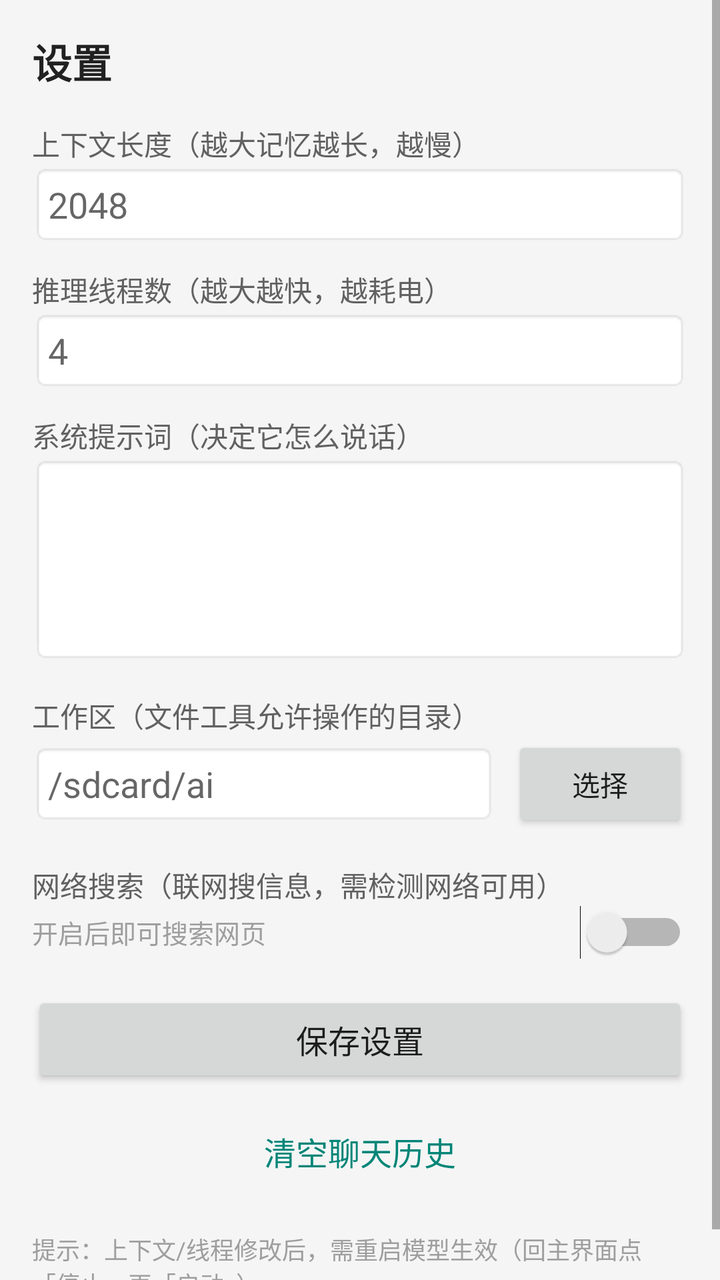
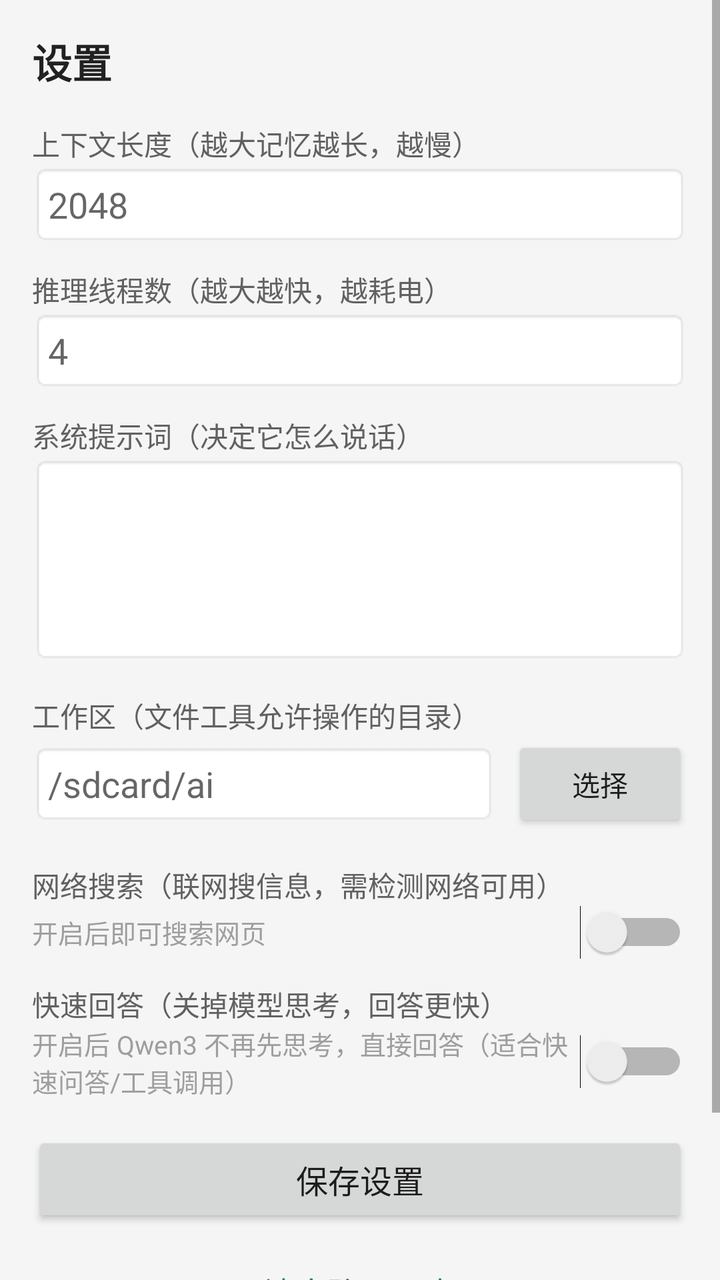

An Android layout rendered at two revisions. The XML below is the earlier revision; the diff shows what the commit changed to produce the second picture.
<!-- AndroidManifest.xml: application theme Theme.AppCompat.Light.NoActionBar -->
<!-- res/layout/activity_settings.xml -->
<?xml version="1.0" encoding="utf-8"?>
<ScrollView xmlns:android="http://schemas.android.com/apk/res/android"
    android:layout_width="match_parent"
    android:layout_height="match_parent"
    android:background="#F5F5F5">

    <LinearLayout
        android:layout_width="match_parent"
        android:layout_height="wrap_content"
        android:orientation="vertical"
        android:padding="16dp">

        <TextView
            android:layout_width="wrap_content"
            android:layout_height="wrap_content"
            android:text="设置"
            android:textSize="20sp"
            android:textStyle="bold"
            android:textColor="#212121"
            android:layout_marginBottom="16dp" />

        
        <TextView
            android:layout_width="wrap_content"
            android:layout_height="wrap_content"
            android:text="上下文长度（越大记忆越长，越慢）"
            android:textSize="14sp"
            android:textColor="#616161" />

        <EditText
            android:id="@+id/etCtx"
            android:layout_width="match_parent"
            android:layout_height="wrap_content"
            android:inputType="number"
            android:hint="2048"
            android:padding="8dp"
            android:layout_marginBottom="12dp"
            android:background="@android:drawable/editbox_background" />

        
        <TextView
            android:layout_width="wrap_content"
            android:layout_height="wrap_content"
            android:text="推理线程数（越大越快，越耗电）"
            android:textSize="14sp"
            android:textColor="#616161" />

        <EditText
            android:id="@+id/etThreads"
            android:layout_width="match_parent"
            android:layout_height="wrap_content"
            android:inputType="number"
            android:hint="4"
            android:padding="8dp"
            android:layout_marginBottom="12dp"
            android:background="@android:drawable/editbox_background" />

        
        <TextView
            android:layout_width="wrap_content"
            android:layout_height="wrap_content"
            android:text="系统提示词（决定它怎么说话）"
            android:textSize="14sp"
            android:textColor="#616161" />

        <EditText
            android:id="@+id/etPrompt"
            android:layout_width="match_parent"
            android:layout_height="wrap_content"
            android:inputType="textMultiLine"
            android:minLines="4"
            android:maxLines="8"
            android:gravity="top"
            android:padding="8dp"
            android:layout_marginBottom="16dp"
            android:background="@android:drawable/editbox_background" />

        
        <TextView
            android:layout_width="wrap_content"
            android:layout_height="wrap_content"
            android:text="工作区（文件工具允许操作的目录）"
            android:textSize="14sp"
            android:textColor="#616161" />

        <LinearLayout
            android:layout_width="match_parent"
            android:layout_height="wrap_content"
            android:orientation="horizontal"
            android:gravity="center_vertical"
            android:layout_marginBottom="16dp">

            <EditText
                android:id="@+id/etWorkspace"
                android:layout_width="0dp"
                android:layout_height="wrap_content"
                android:layout_weight="1"
                android:inputType="text"
                android:hint="/sdcard/ai"
                android:padding="8dp"
                android:background="@android:drawable/editbox_background" />

            <Button
                android:id="@+id/btnPickWorkspace"
                android:layout_width="wrap_content"
                android:layout_height="wrap_content"
                android:text="选择"
                android:layout_marginStart="8dp" />
        </LinearLayout>
        
        <TextView
            android:layout_width="wrap_content"
            android:layout_height="wrap_content"
            android:text="网络搜索（联网搜信息，需检测网络可用）"
            android:textSize="14sp"
            android:textColor="#616161" />
        <LinearLayout
            android:layout_width="match_parent"
            android:layout_height="wrap_content"
            android:orientation="horizontal"
            android:gravity="center_vertical"
            android:layout_marginBottom="16dp">
            <TextView
                android:layout_width="0dp"
                android:layout_height="wrap_content"
                android:layout_weight="1"
                android:text="开启后即可搜索网页"
                android:textSize="13sp"
                android:textColor="#9E9E9E" />
            <Switch
                android:id="@+id/swWebSearch"
                android:layout_width="wrap_content"
                android:layout_height="wrap_content" />
        </LinearLayout>

        
        <Button
            android:id="@+id/btnSave"
            android:layout_width="match_parent"
            android:layout_height="wrap_content"
            android:text="保存设置"
            android:textSize="16sp"
            android:layout_marginBottom="8dp" />

        
        <Button
            android:id="@+id/btnClearHistory"
            android:layout_width="match_parent"
            android:layout_height="wrap_content"
            android:text="清空聊天历史"
            android:textSize="16sp"
            style="?android:attr/buttonBarButtonStyle" />

        <TextView
            android:id="@+id/tvHint"
            android:layout_width="match_parent"
            android:layout_height="wrap_content"
            android:text="提示：上下文/线程修改后，需重启模型生效（回主界面点「停止」再「启动」）。"
            android:textSize="12sp"
            android:textColor="#9E9E9E"
            android:layout_marginTop="16dp" />

    </LinearLayout>
</ScrollView>
<!-- resources referenced by this layout -->
<resources>

</resources>

<!-- the commit's change to res/layout/activity_settings.xml (unified diff, before → after) -->
@@ -119,7 +119,7 @@
             android:layout_height="wrap_content"
             android:orientation="horizontal"
             android:gravity="center_vertical"
-            android:layout_marginBottom="16dp">
+            android:layout_marginBottom="12dp">
             <TextView
                 android:layout_width="0dp"
                 android:layout_height="wrap_content"
@@ -129,6 +129,32 @@
                 android:textColor="#9E9E9E" />
             <Switch
                 android:id="@+id/swWebSearch"
+                android:layout_width="wrap_content"
+                android:layout_height="wrap_content" />
+        </LinearLayout>
+
+        
+        <TextView
+            android:layout_width="wrap_content"
+            android:layout_height="wrap_content"
+            android:text="快速回答（关掉模型思考，回答更快）"
+            android:textSize="14sp"
+            android:textColor="#616161" />
+        <LinearLayout
+            android:layout_width="match_parent"
+            android:layout_height="wrap_content"
+            android:orientation="horizontal"
+            android:gravity="center_vertical"
+            android:layout_marginBottom="16dp">
+            <TextView
+                android:layout_width="0dp"
+                android:layout_height="wrap_content"
+                android:layout_weight="1"
+                android:text="开启后 Qwen3 不再先思考，直接回答（适合快速问答/工具调用）"
+                android:textSize="13sp"
+                android:textColor="#9E9E9E" />
+            <Switch
+                android:id="@+id/swFastReply"
                 android:layout_width="wrap_content"
                 android:layout_height="wrap_content" />
         </LinearLayout>
